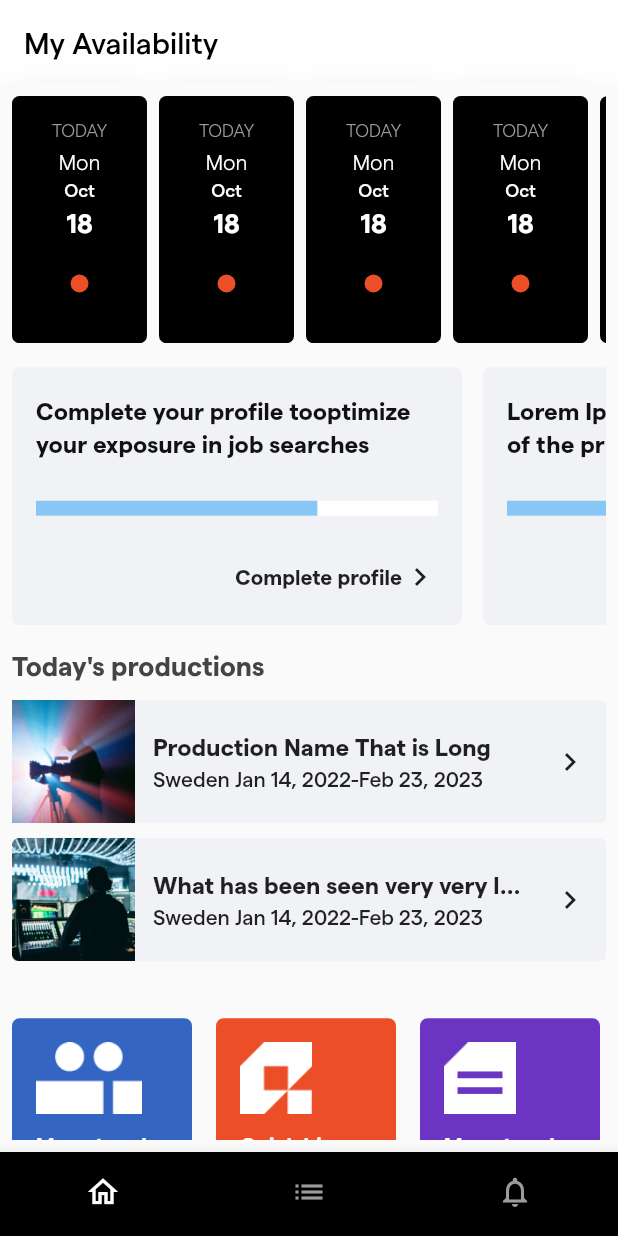
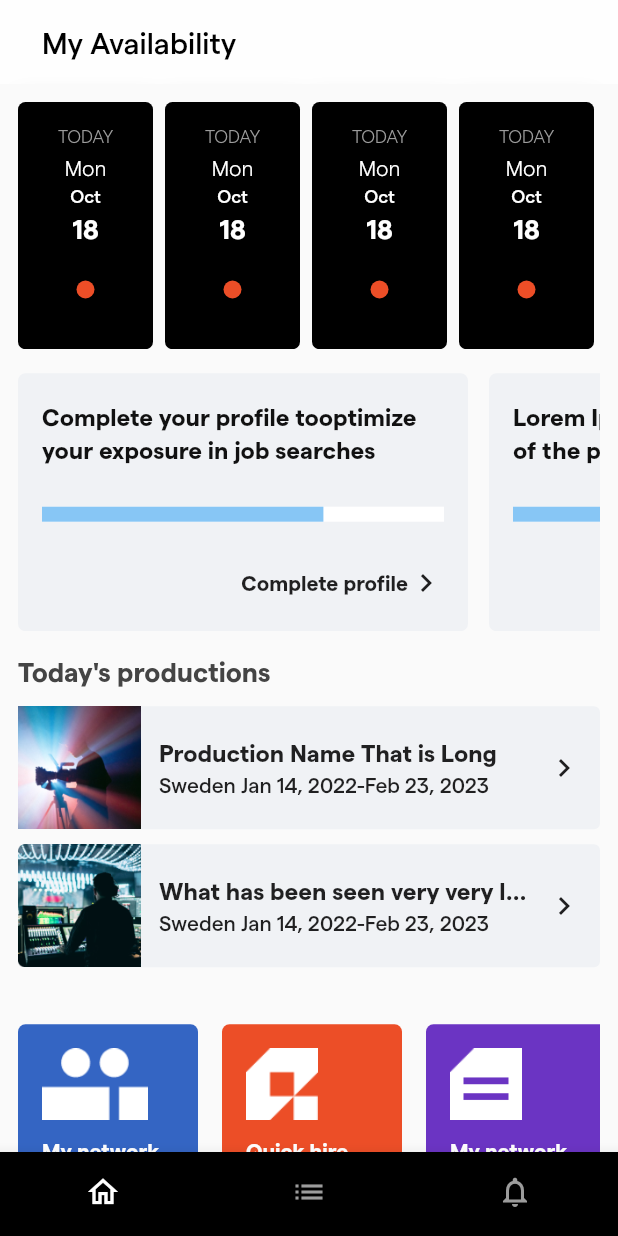
Before and after one commit to ZayniddinMamarasulov/qyre-test, a Flutter app: the screen it shows after launch, on a phone screen of 412 x 824 dp. Run offline on Flutter 3.47's test engine with Material 2 defaults, Android fonts, the phone set to English and light mode, and no system bars; our stand-ins replace rxdart.

```diff
--- a/lib/features/home/presentation/pages/home.dart
+++ b/lib/features/home/presentation/pages/home.dart
@@ -20,6 +20,7 @@ class HomePage extends StatefulWidget {
 class _HomePageState extends State<HomePage> {
   Set<ItemContext>? _itemsContexts;
   BehaviorSubject<ScrollNotification>? _streamController;
+  bool _isTopListVisible = true;
 
   final List<Widget> widgets = [
     AvailabilityList(),
@@ -60,26 +61,7 @@ class _HomePageState extends State<HomePage> {
   Widget build(BuildContext context) {
     return Scaffold(
         extendBodyBehindAppBar: true,
-        appBar: PreferredSize(
-          preferredSize: Size(
-              MediaQuery.of(context).size.width, AppBar().preferredSize.height),
-          child: Container(
-            child: ClipRect(
-              child: BackdropFilter(
-                filter: ImageFilter.blur(sigmaX: 8, sigmaY: 8),
-                child: AppBar(
-                  shadowColor: Colors.red,
-                  elevation: 0,
-                  backgroundColor: Color(0xCCFFFFFF),
-                  title: const Text(
-                    "My Availability",
-                    style: TextStyle(color: Colors.black),
-                  ),
-                ),
-              ),
-            ),
-          ),
-        ),
+        appBar: buildHomeAppBar(),
         body: NotificationListener<ScrollNotification>(
           onNotification: (ScrollNotification scroll) {
             if (!_streamController!.isClosed) {
@@ -88,7 +70,8 @@ class _HomePageState extends State<HomePage> {
             return false;
           },
           child: Container(
-            padding: const EdgeInsets.all(8),
+            padding:
+                const EdgeInsets.only(left: 12, top: 12, right: 12, bottom: 0),
             child: ListView.builder(
                 itemCount: widgets.length,
                 itemBuilder: (BuildContext context, int index) {
@@ -100,6 +83,58 @@ class _HomePageState extends State<HomePage> {
                 }),
           ),
         ));
+  }
+
+  PreferredSizeWidget buildHomeAppBar() {
+    return PreferredSize(
+      preferredSize: Size(
+          MediaQuery.of(context).size.width, AppBar().preferredSize.height),
+      child: Container(
+        child: ClipRect(
+          child: BackdropFilter(
+            filter: ImageFilter.blur(sigmaX: 8, sigmaY: 8),
+            child: AppBar(
+              shadowColor: Colors.red,
+              elevation: 0,
+              backgroundColor: const Color(0xCCFFFFFF),
+              title: Container(
+                padding: const EdgeInsets.all(12.0),
+                child: Column(
+                  crossAxisAlignment: CrossAxisAlignment.start,
+                  children: [
+                    const Text(
+                      "My Availability",
+                      style: TextStyle(color: Colors.black),
+                    ),
+                    buildAppBarList()
+                  ],
+                ),
+              ),
+            ),
+          ),
+        ),
+      ),
+    );
+  }
+
+  Widget buildAppBarList() {
+    if (!_isTopListVisible) {
+      return Container(
+        height: 60,
+        child: ListView.builder(
+            scrollDirection: Axis.horizontal,
+            itemCount: 20,
+            itemBuilder: (BuildContext context, int index) {
+              return Container(
+                width: 30,
+                height: 15,
+                color: Colors.red,
+              );
+            }),
+      );
+    } else {
+      return Container();
+    }
   }
 
   void _onScroll(List<ScrollNotification> notifications) {
@@ -125,8 +160,16 @@ class _HomePageState extends State<HomePage> {
       final double widgetHeight = MediaQuery.of(context).size.height * 0.2;
 
       if (item.id == 1) {
-        if (deltaTop + widgetHeight - widgetHeight / 4 < 0) {
+        print("deltaTop = $deltaTop");
+        if (deltaTop + widgetHeight / 6 < 0) {
           print("------- DONE");
+          setState(() {
+            _isTopListVisible = false;
+          });
+        } else {
+          setState(() {
+            _isTopListVisible = true;
+          });
         }
       }
     });
```
